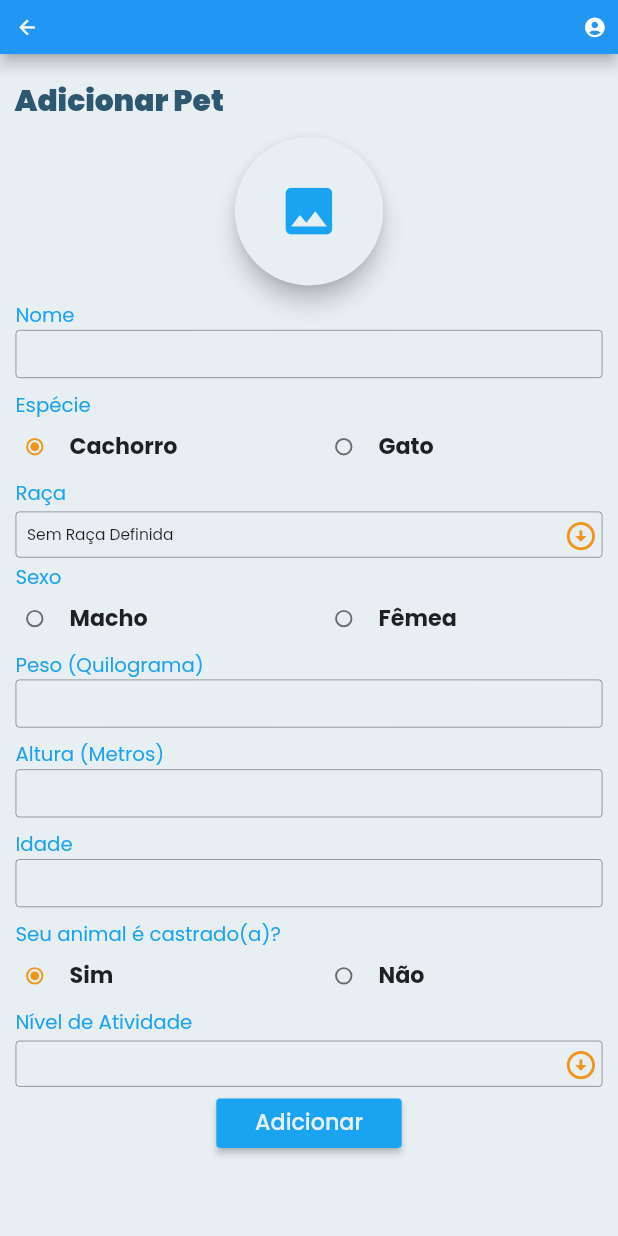
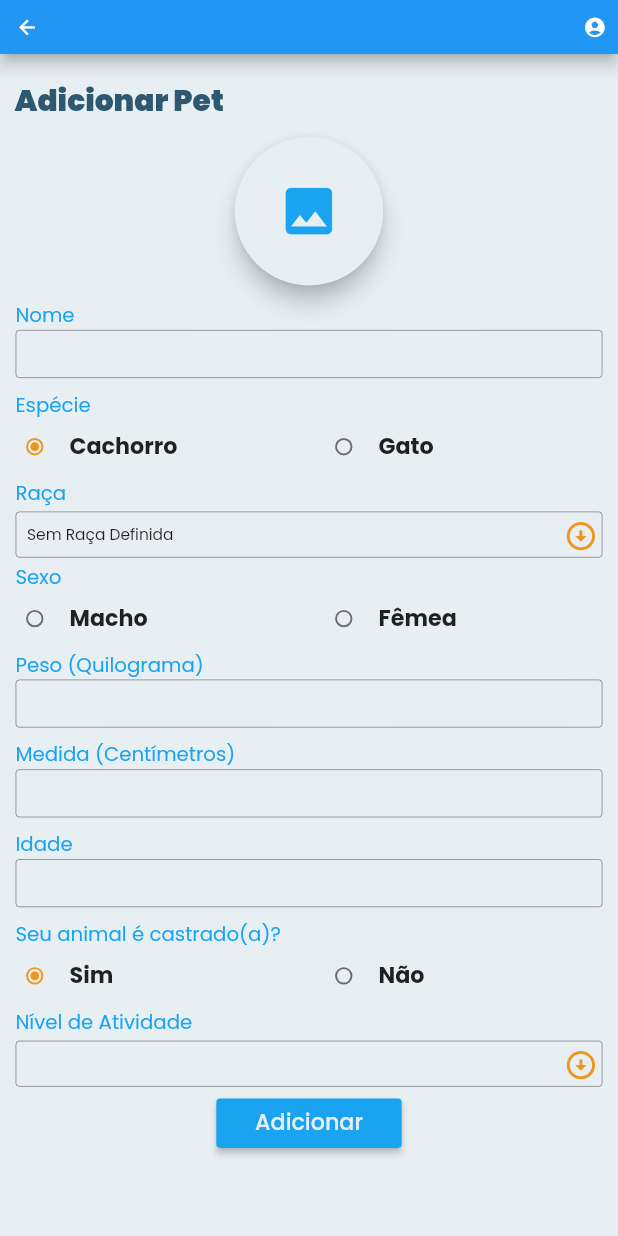
Before and after one commit to lmtsufape/nutricao-animal-app, a Flutter app: the AddAnimalScreen screen opened by its route, on a phone screen of 412 x 824 dp. Run offline on Flutter 3.47's test engine with Material 2 defaults, Android fonts, the phone set to English and light mode, and no system bars; drawn by our look-alikes of dropdown_search; our stand-ins replace device_preview, dio, google_fonts, responsive_framework, shared_preferences, syncfusion_flutter_gauges; accounts and stored records are empty.

Commit message:
Mudança do nome do campo "medida"

```diff
--- a/lib/screens/add_animal/add_animal_screen.dart
+++ b/lib/screens/add_animal/add_animal_screen.dart
@@ -248,7 +248,7 @@ class _AddAnimalScreenState extends State<AddAnimalScreen> {
             ),
             Padding(
               padding: const EdgeInsets.only(top: 4),
-              child: TextFieldCustom('Altura (Metros)', heightController),
+              child: TextFieldCustom('Medida (Centímetros)', heightController),
             ),
             Padding(
               padding: const EdgeInsets.only(top: 4),
```
